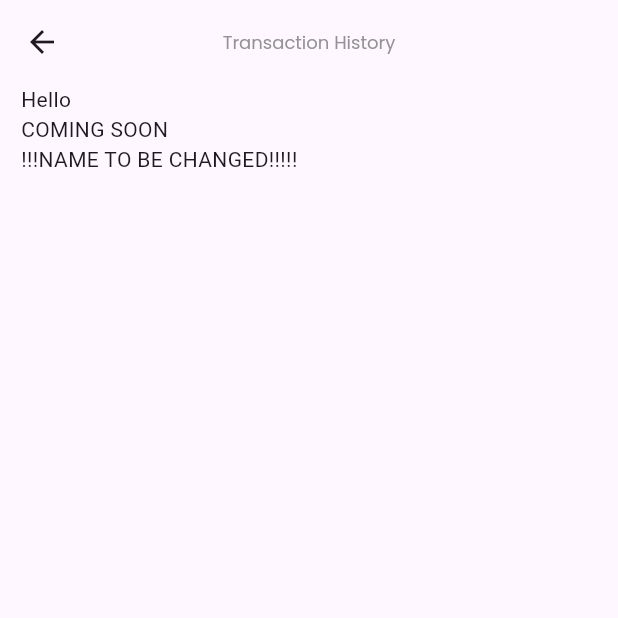
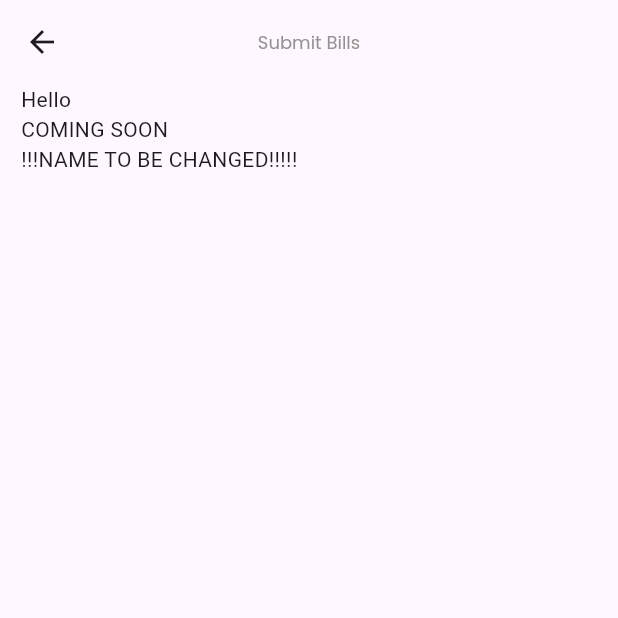
Before and after one commit to agojolai/RENT_Pinesville, a Flutter app: the screen it shows once a user with an empty profile is signed in, after a tap on "Submit Bills", on a phone screen of 412 x 824 dp, the top half of it. Run offline on Flutter 3.47's test engine with Material 3 defaults, Android fonts, the phone set to English and light mode, and no system bars; our stand-ins replace firebase_auth, firebase_core; accounts and stored records are empty; project files that could hold a hidden picture were left out.

Commit message:
Rian Push

```diff
--- a/lib/Billings/submit_bills.dart
+++ b/lib/Billings/submit_bills.dart
@@ -1 +1,48 @@
 import 'package:flutter/material.dart';
+
+class submitBills extends StatelessWidget {
+  const submitBills({super.key});
+
+  @override
+  Widget build(BuildContext context) {
+
+    return Scaffold(
+      appBar: AppBar(title: const Text(
+          'Submit Bills',
+          style: TextStyle(
+            fontSize: 12,
+            fontFamily: 'Poppins',
+            color: Color(0xFF939393),
+          )
+      ),
+        centerTitle: true,
+      ),
+      body: const SafeArea(
+          child: Column(
+            children: [
+              Padding(
+                padding: EdgeInsets.only(left: 14),
+                child: Row(
+                  children: [
+                    Column(
+                      crossAxisAlignment: CrossAxisAlignment.start,
+                      children: [
+                        Text(
+                          'Hello',
+                        ),
+                        Text(
+                          'COMING SOON',
+                        ),
+                        Text('!!!NAME TO BE CHANGED!!!!!'),
+                      ],
+                    )
+                  ],
+                ),
+              )
+            ],
+          )
+      ),
+      // Integrating the BillCard widget here
+    );
+  }
+}
--- a/lib/main.dart
+++ b/lib/main.dart
@@ -2,6 +2,7 @@ import 'package:firebase_core/firebase_core.dart';
 import 'package:flutter/material.dart';
 import 'package:untitled/Billings/pay_bills.dart';
 import 'package:untitled/Billings/submit_report.dart';
+import 'package:untitled/Billings/submit_bills.dart';
 import 'package:untitled/Billings/transaction_history.dart';
 import 'package:untitled/Billings/view_bills.dart';
 import 'package:untitled/features/password_configuration/forgot_password.dart';
@@ -46,6 +47,7 @@ class MyApp extends StatelessWidget {
         '/Billings/transaction_history' : (context) => transactionHistory(),
         '/Billings/pay_bills' : (context) => payBills(),
         '/Billings/submit_report' : (context) => submitReport(),
+        '/Billings/submit_bills' : (context) => submitBills(),
 
     },
     );
--- a/lib/pages/home_page.dart
+++ b/lib/pages/home_page.dart
@@ -113,7 +113,7 @@ class HomePage extends StatelessWidget {
                                   onPressed: () {
                                     // Handle transaction history action
                                     Navigator.pushNamed(
-                                        context, '/trans_history');
+                                        context, '/Billings/submit_bills');
                                   },
                                   style: ElevatedButton.styleFrom(
                                     side: const BorderSide(
--- a/pubspec.yaml
+++ b/pubspec.yaml
@@ -67,6 +67,8 @@ flutter:
   # To add assets to your application, add an assets section, like this:
   assets:
   - lib/images/IMG.jpg
+  - lib/images/gcash.jpg
+  - lib/images/seabank.jpg
   #   - images/a_dot_ham.jpeg
 
   # An image asset can refer to one or more resolution-specific "variants", see
```
Also changed, not shown: lib/Billings/pay_bills.dart (+103 -7 lines).
